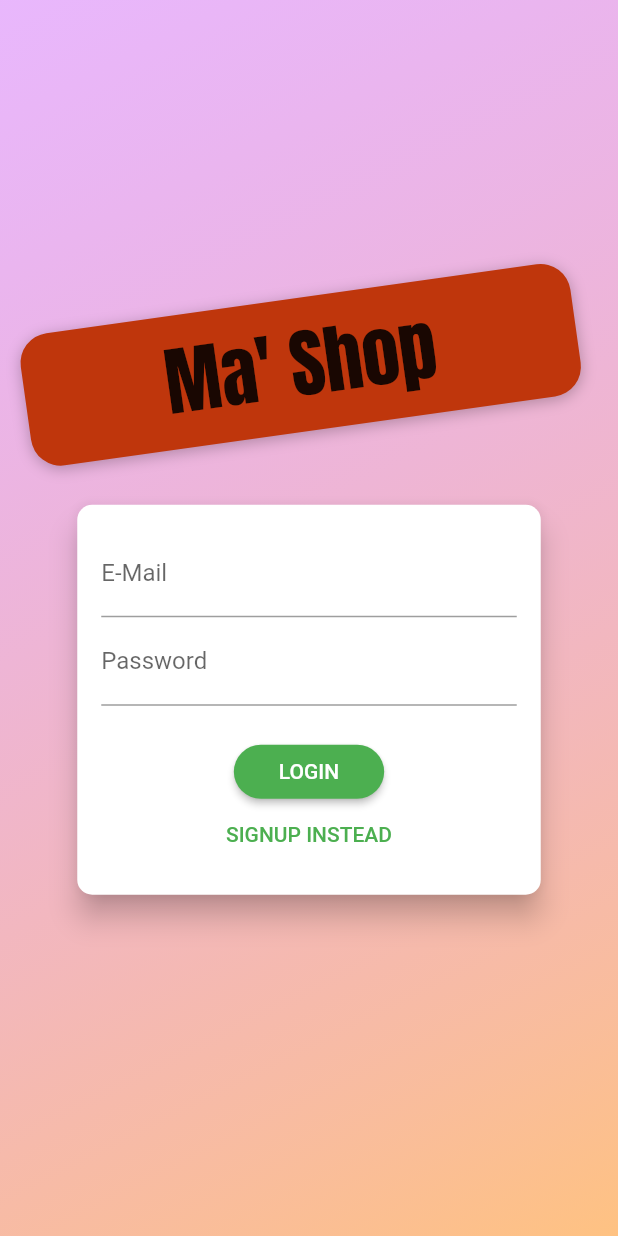
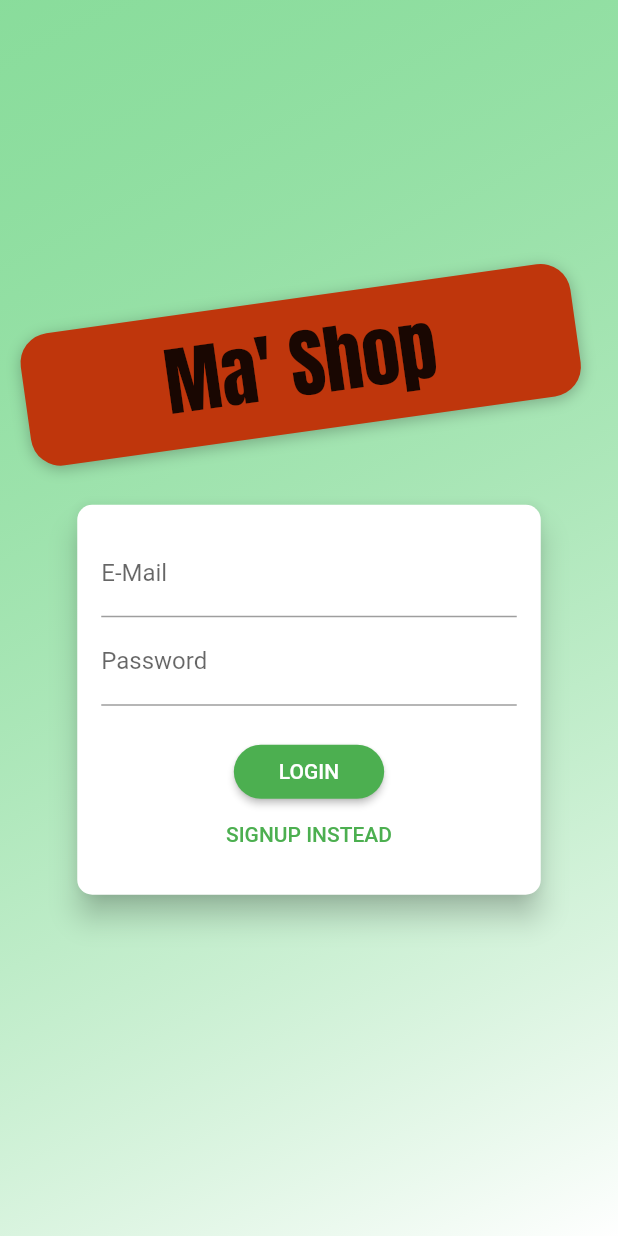
Before and after one commit to Ayfarag102/FlutterApps, a Flutter app: the screen it shows after launch, on a phone screen of 412 x 824 dp. Run offline on Flutter 3.47's test engine with Material 2 defaults, Android fonts, the phone set to English and light mode, and no system bars; our stand-ins replace shared_preferences.

Commit message:
🛍  animated auth screen, widgets, assets; implemented custom route transitions 📱

```diff
--- /dev/null
+++ b/shop_app/shop_app/lib/helpers/custom_route.dart
@@ -0,0 +1,46 @@
+import 'package:flutter/material.dart';
+
+class CustomRoute<T> extends MaterialPageRoute<T> {
+  CustomRoute({
+    WidgetBuilder builder,
+    RouteSettings settings,
+  }) : super(
+          builder: builder,
+          settings: settings,
+        );
+
+  @override
+  Widget buildTransitions(
+    BuildContext context,
+    Animation<double> animation,
+    Animation<double> secondaryAnimation,
+    Widget child,
+  ) {
+    if (settings.name == '/') {
+      return child;
+    }
+    return FadeTransition(
+      opacity: animation,
+      child: child,
+    );
+  }
+}
+
+class CustomPageTransitionBuilder extends PageTransitionsBuilder {
+  @override
+  Widget buildTransitions<T>(
+    PageRoute<T> route,
+    BuildContext context,
+    Animation<double> animation,
+    Animation<double> secondaryAnimation,
+    Widget child,
+  ) {
+    if (route.settings.name == '/') {
+      return child;
+    }
+    return FadeTransition(
+      opacity: animation,
+      child: child,
+    );
+  }
+}
--- a/shop_app/shop_app/lib/main.dart
+++ b/shop_app/shop_app/lib/main.dart
@@ -16,6 +16,8 @@ import './providers/products_provider.dart';
 import './providers/cart.dart';
 import './providers/orders.dart';
 import './providers/auth.dart';
+
+import './helpers/custom_route.dart';
 
 void main() {
   runApp(MyApp());
@@ -55,6 +57,12 @@ class MyApp extends StatelessWidget {
 
             // canvasColor: Color.fromRGBO(255, 254, 229, 1),
             fontFamily: 'Lato',
+            pageTransitionsTheme: PageTransitionsTheme(
+              builders: {
+                TargetPlatform.android: CustomPageTransitionBuilder(),
+                TargetPlatform.iOS: CustomPageTransitionBuilder(),
+              },
+            ),
             textTheme: ThemeData.light().textTheme.copyWith(
                   headline1: TextStyle(color: Color.fromRGBO(20, 51, 51, 1)),
                   headline2: TextStyle(color: Color.fromRGBO(20, 51, 51, 1)),
--- a/shop_app/shop_app/lib/screens/auth_screen.dart
+++ b/shop_app/shop_app/lib/screens/auth_screen.dart
@@ -23,8 +23,8 @@ class AuthScreen extends StatelessWidget {
             decoration: BoxDecoration(
               gradient: LinearGradient(
                 colors: [
-                  Color.fromRGBO(215, 117, 255, 1).withOpacity(0.5),
-                  Color.fromRGBO(255, 188, 117, 1).withOpacity(0.9),
+                  Color.fromRGBO(26, 191, 62, 1).withOpacity(0.5),
+                  Color.fromRGBO(255, 255, 255, 1).withOpacity(0.9),
                 ],
                 begin: Alignment.topLeft,
                 end: Alignment.bottomRight,
@@ -94,7 +94,8 @@ class AuthCard extends StatefulWidget {
   _AuthCardState createState() => _AuthCardState();
 }
 
-class _AuthCardState extends State<AuthCard> {
+class _AuthCardState extends State<AuthCard>
+    with SingleTickerProviderStateMixin {
   final GlobalKey<FormState> _formKey = GlobalKey();
   AuthMode _authMode = AuthMode.Login;
   Map<String, String> _authData = {
@@ -103,6 +104,46 @@ class _AuthCardState extends State<AuthCard> {
   };
   var _isLoading = false;
   final _passwordController = TextEditingController();
+
+  AnimationController _controller;
+  Animation<Offset> _slideAnimation; // Height Animation
+  Animation<double> _opacityAnimation;
+
+  @override
+  void initState() {
+    super.initState();
+    _controller = AnimationController(
+      vsync: this,
+      duration: Duration(
+        milliseconds: 300,
+      ),
+    );
+
+    _slideAnimation = Tween<Offset>(
+        begin: Offset(
+          0,
+          -1.5,
+        ),
+        end: Offset(
+          0,
+          0,
+        )).animate(
+      CurvedAnimation(
+        parent: _controller,
+        curve: Curves.fastOutSlowIn,
+      ),
+    );
+    _opacityAnimation = Tween(begin: 0.0, end: 1.0).animate(
+      CurvedAnimation(parent: _controller, curve: Curves.easeIn),
+    );
+    // _hAnimation.addListener(() => setState(() {}));
+  }
+
+  @override
+  void dispose() {
+    super.dispose();
+    _controller.dispose();
+  }
 
   void _showErrorDialog(String message) {
     showDialog(
@@ -183,10 +224,12 @@ class _AuthCardState extends State<AuthCard> {
       setState(() {
         _authMode = AuthMode.Signup;
       });
+      _controller.forward();
     } else {
       setState(() {
         _authMode = AuthMode.Login;
       });
+      _controller.reverse();
     }
   }
 
@@ -198,12 +241,23 @@ class _AuthCardState extends State<AuthCard> {
         borderRadius: BorderRadius.circular(10.0),
       ),
       elevation: 8.0,
-      child: Container(
+      child: AnimatedContainer(
+        duration: Duration(milliseconds: 300),
+        curve: Curves.easeIn,
+        //AnimatedBuilder(
+        //  animation: _hAnimation,
+        //  builder: (ctx, ch) =>
+        //   Container(
         height: _authMode == AuthMode.Signup ? 320 : 260,
+        //  height: _hAnimation.value.height,
         constraints:
             BoxConstraints(minHeight: _authMode == AuthMode.Signup ? 320 : 260),
+        //   BoxConstraints(
+        // minHeight: _hAnimation.value.height,
+        //    ),
         width: deviceSize.width * 0.75,
         padding: EdgeInsets.all(16.0),
+        //  child: ch),
         child: Form(
           key: _formKey,
           child: SingleChildScrollView(
@@ -237,10 +291,23 @@ class _AuthCardState extends State<AuthCard> {
                     _authData['password'] = value;
                   },
                 ),
-                if (_authMode == AuthMode.Signup)
-                  TextFormField(
+                //  if (_authMode == AuthMode.Signup)
+
+                AnimatedContainer(
+                  constraints: BoxConstraints(
+                    minHeight: _authMode == AuthMode.Signup ? 60 : 0,
+                    maxHeight: _authMode == AuthMode.Signup ? 120 : 0,
+                  ),
+                  duration: Duration(milliseconds: 300),
+                  curve: Curves.easeIn,
+                  child: FadeTransition(
+                    opacity: _opacityAnimation,
+                    child: SlideTransition(
+                      position: _slideAnimation,
+                      child: TextFormField(
                         enabled: _authMode == AuthMode.Signup,
-                    decoration: InputDecoration(labelText: 'Confirm Password'),
+                        decoration:
+                            InputDecoration(labelText: 'Confirm Password'),
                         obscureText: true,
                         validator: _authMode == AuthMode.Signup
                             ? (value) {
@@ -250,6 +317,9 @@ class _AuthCardState extends State<AuthCard> {
                                 return null;
                               }
                             : null,
+                      ),
+                    ),
+                  ),
                 ),
                 SizedBox(
                   height: 20,
--- a/shop_app/shop_app/pubspec.yaml
+++ b/shop_app/shop_app/pubspec.yaml
@@ -47,8 +47,8 @@ flutter:
   uses-material-design: true
 
   # To add assets to your application, add an assets section, like this:
-  # assets:
-  #   - images/a_dot_burr.jpeg
+  assets:
+    - assets/images/product-placeholder.png
   #   - images/a_dot_ham.jpeg
 
   # An image asset can refer to one or more resolution-specific "variants", see
```
Also changed, not shown: shop_app/shop_app/lib/screens/product_detail_screen.dart (+27 -13 lines), shop_app/shop_app/lib/widgets/app_drawer.dart (+9 -2 lines), shop_app/shop_app/lib/widgets/order_item.dart (+22 -8 lines), shop_app/shop_app/lib/widgets/product_item.dart (+8 -1 lines), shop_app/shop_app/assets/images/product-placeholder.png (added). Lines whose indentation alone changed are shown as unchanged.
